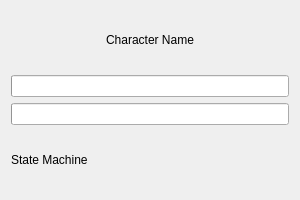
Old version of the form rl_ui/characterDetailDialog.ui in the repository SandSnip3r/Hyperbot.
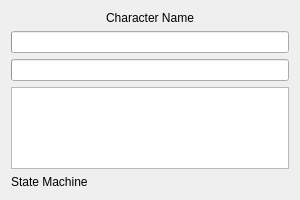
New version of the form.

Commit message: Refine cooldown updates and clean rl_ui

Diff of the .ui file:
```diff
--- a/rl_ui/characterDetailDialog.ui
+++ b/rl_ui/characterDetailDialog.ui
@@ -35,6 +35,9 @@
      </property>
     </widget>
    </item>
+    <item>
+     <widget class="QListWidget" name="skillCooldownList"/>
+    </item>
    <item>
     <widget class="QLabel" name="stateMachineLabel">
      <property name="text">
```
Lines whose indentation alone changed are shown as unchanged. The commit also changes 25 other files.
